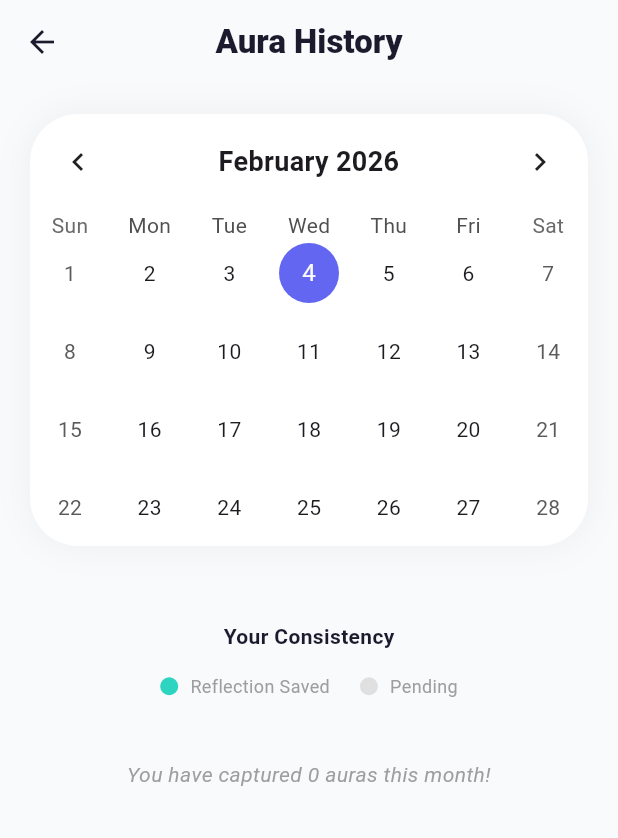
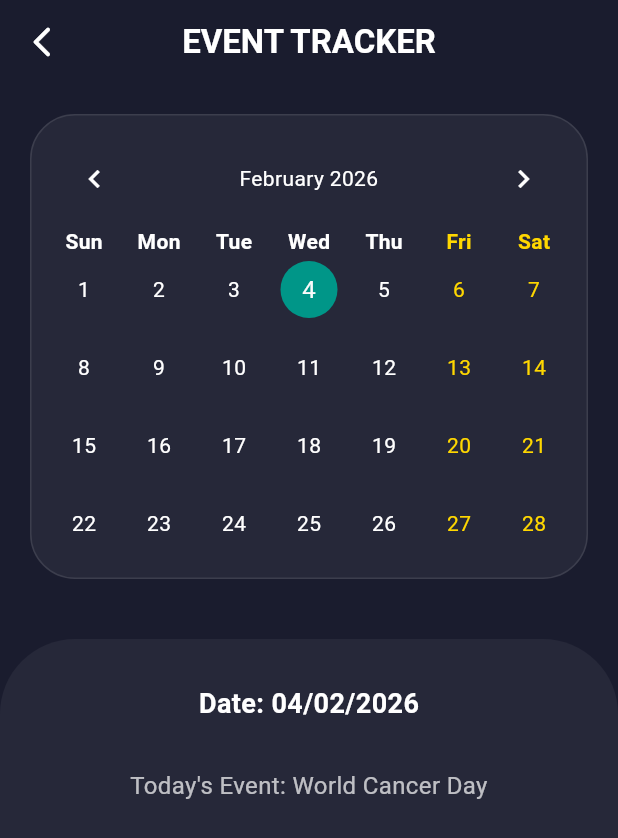
Before and after one commit to emon047/defence_project_G11, a Flutter app: the CalendarPage screen opened directly, on a phone screen of 412 x 824 dp. Shown: the top 838 px of the screen. Run offline on Flutter 3.47's test engine with Material 3 defaults, Android fonts, the phone set to English and light mode, and no system bars; drawn by our look-alikes of table_calendar; our stand-ins replace cloud_firestore, firebase_auth, firebase_core, google_fonts, google_maps_flutter; accounts and stored records are empty.

Commit message:
Updated our flutter project

```diff
--- a/lib/screens/calendar_page.dart
+++ b/lib/screens/calendar_page.dart
@@ -1,7 +1,6 @@
 import 'package:flutter/material.dart';
 import 'package:table_calendar/table_calendar.dart';
-import 'package:cloud_firestore/cloud_firestore.dart';
-import 'package:firebase_auth/firebase_auth.dart';
+import 'package:intl/intl.dart';
 import '../core/theme.dart';
 
 class CalendarPage extends StatefulWidget {
@@ -13,145 +12,147 @@ class CalendarPage extends StatefulWidget {
 
 class _CalendarPageState extends State<CalendarPage> {
   DateTime _focusedDay = DateTime.now();
-  DateTime? _selectedDay;
-  Map<DateTime, bool> _completedDays = {};
+  DateTime _selectedDay = DateTime.now();
 
-  @override
-  void initState() {
-    super.initState();
-    _selectedDay = _focusedDay;
-    _fetchCompletionData();
-  }
+  // --- COLORS ---
+  static const Color weekendColor = Color(0xFFFFD700); // Elegant Gold for Fri-Sat
+  static const Color weekdayColor = Colors.white;    // Pure White for Sun-Thu
 
-  // Purpose: Fetch days where the user actually completed a reflection
-  Future<void> _fetchCompletionData() async {
-    final user = FirebaseAuth.instance.currentUser;
-    if (user == null) return;
+  final Map<String, String> _holidayData = {
+    "1-1": "New Year's Day", "1-24": "International Day of Education",
+    "2-4": "World Cancer Day", "2-14": "Valentine's Day",
+    "3-8": "International Women's Day", "3-21": "World Poetry Day",
+    "4-1": "April Fool's Day", "4-22": "Earth Day",
+    "5-1": "International Labour Day", "5-31": "World No-Tobacco Day",
+    "6-5": "World Environment Day", "6-21": "International Yoga Day",
+    "7-17": "World Emoji Day", "7-30": "International Day of Friendship",
+    "8-12": "International Youth Day", "8-19": "World Photography Day",
+    "9-21": "International Day of Peace", "9-27": "World Tourism Day",
+    "10-16": "World Food Day", "10-31": "Halloween",
+    "11-13": "World Kindness Day", "11-19": "International Men's Day",
+    "12-10": "Human Rights Day", "12-25": "Christmas Day",
+    "12-31": "New Year's Eve",
+  };
 
-    final querySnapshot = await FirebaseFirestore.instance
-        .collection('nightly_reflections')
-        .where('userId', isEqualTo: user.uid)
-        .get();
+  String _getEventInfo(DateTime selected) {
+    String key = "${selected.month}-${selected.day}";
+    if (_holidayData.containsKey(key)) return "Today's Event: ${_holidayData[key]}";
 
-    Map<DateTime, bool> data = {};
-    for (var doc in querySnapshot.docs) {
-      Timestamp ts = doc['timestamp'];
-      DateTime date = ts.toDate();
-      // Normalize to midnight to match calendar comparison
-      DateTime normalized = DateTime(date.year, date.month, date.day);
-      data[normalized] = true;
+    DateTime checkDate = selected;
+    for (int i = 1; i <= 365; i++) {
+      checkDate = checkDate.add(const Duration(days: 1));
+      String nextKey = "${checkDate.month}-${checkDate.day}";
+      if (_holidayData.containsKey(nextKey)) {
+        String formattedNextDate = DateFormat('dd MMMM yyyy').format(checkDate);
+        return "No special event today. \nUpcoming: ${_holidayData[nextKey]} on $formattedNextDate";
+      }
     }
-
-    setState(() {
-      _completedDays = data;
-    });
+    return "No upcoming events found.";
   }
 
   @override
   Widget build(BuildContext context) {
+    const Color deepSpaceBg = Color.fromARGB(255, 26, 28, 46);
+
     return Scaffold(
-      backgroundColor: AppColors.bgGradientStart,
+      backgroundColor: deepSpaceBg,
       appBar: AppBar(
-        title: const Text("Aura History", style: TextStyle(fontWeight: FontWeight.w900, color: AppColors.spaceDark)),
-        centerTitle: true,
         backgroundColor: Colors.transparent,
         elevation: 0,
-        iconTheme: const IconThemeData(color: AppColors.spaceDark),
+        leading: IconButton(
+          icon: const Icon(Icons.arrow_back_ios_new_rounded, color: Colors.white),
+          onPressed: () => Navigator.pop(context),
+        ),
+        title: const Text("EVENT TRACKER", style: TextStyle(color: Colors.white, fontWeight: FontWeight.bold)),
+        centerTitle: true,
       ),
       body: Column(
         children: [
-          _buildCalendarCard(),
-          const SizedBox(height: 30),
-          _buildLegend(),
+          _buildCalendar(),
+          const SizedBox(height: 20),
+          Expanded(
+            child: Container(
+              width: double.infinity,
+              padding: const EdgeInsets.all(30),
+              decoration: BoxDecoration(
+                color: Colors.white.withOpacity(0.05),
+                borderRadius: const BorderRadius.vertical(top: Radius.circular(50)),
+              ),
+              child: Column(
+                children: [
+                  Text(
+                    "Date: ${DateFormat('dd/MM/yyyy').format(_selectedDay)}",
+                    style: const TextStyle(color: Colors.white, fontSize: 18, fontWeight: FontWeight.bold),
+                  ),
+                  const SizedBox(height: 30),
+                  Text(
+                    _getEventInfo(_selectedDay),
+                    textAlign: TextAlign.center,
+                    style: TextStyle(color: Colors.white.withOpacity(0.7), fontSize: 16, height: 1.5),
+                  ),
+                ],
+              ),
+            ),
+          ),
         ],
       ),
     );
   }
 
-  Widget _buildCalendarCard() {
+  Widget _buildCalendar() {
     return Container(
       margin: const EdgeInsets.all(20),
+      padding: const EdgeInsets.all(10),
       decoration: BoxDecoration(
-        color: Colors.white,
-        borderRadius: BorderRadius.circular(32),
-        boxShadow: [BoxShadow(color: Colors.black.withOpacity(0.05), blurRadius: 20)],
+        color: Colors.white.withOpacity(0.05),
+        borderRadius: BorderRadius.circular(30),
+        border: Border.all(color: Colors.white.withOpacity(0.1)),
       ),
       child: TableCalendar(
         firstDay: DateTime.utc(2024, 1, 1),
         lastDay: DateTime.utc(2030, 12, 31),
         focusedDay: _focusedDay,
         selectedDayPredicate: (day) => isSameDay(_selectedDay, day),
-        onDaySelected: (selectedDay, focusedDay) {
-          setState(() {
-            _selectedDay = selectedDay;
-            _focusedDay = focusedDay;
-          });
-        },
-        calendarStyle: CalendarStyle(
-          todayDecoration: BoxDecoration(color: AppColors.deepPurple.withOpacity(0.2), shape: BoxShape.circle),
-          selectedDecoration: const BoxDecoration(color: AppColors.deepPurple, shape: BoxShape.circle),
-          markerDecoration: const BoxDecoration(color: AppColors.auroraTeal, shape: BoxShape.circle),
-        ),
-        // UNIQUE FEATURE: The Heatmap Logic
-        calendarBuilders: CalendarBuilders(
-          defaultBuilder: (context, day, focusedDay) {
-            DateTime normalized = DateTime(day.year, day.month, day.day);
-            if (_completedDays.containsKey(normalized)) {
-              return Container(
-                margin: const EdgeInsets.all(6),
-                alignment: Alignment.center,
-                decoration: const BoxDecoration(
-                  gradient: AppColors.auraGradient, // Using your theme's gradient
-                  shape: BoxShape.circle,
-                ),
-                child: Text("${day.day}", style: const TextStyle(color: Colors.white, fontWeight: FontWeight.bold)),
-              );
-            }
-            return null;
-          },
-        ),
+        onDaySelected: (sel, foc) => setState(() { _selectedDay = sel; _focusedDay = foc; }),
         headerStyle: const HeaderStyle(
           formatButtonVisible: false,
           titleCentered: true,
-          titleTextStyle: TextStyle(fontWeight: FontWeight.bold, fontSize: 18),
+          titleTextStyle: TextStyle(color: Colors.white),
+          leftChevronIcon: Icon(Icons.chevron_left, color: Colors.white),
+          rightChevronIcon: Icon(Icons.chevron_right, color: Colors.white),
+        ),
+
+        // --- THE UNIQUE COLOR LOGIC ---
+        calendarBuilders: CalendarBuilders(
+          // Colors the Day Labels (Mon, Tue, Wed...)
+          dowBuilder: (context, day) {
+            bool isWeekend = day.weekday == DateTime.friday || day.weekday == DateTime.saturday;
+            return Center(
+              child: Text(
+                DateFormat.E().format(day),
+                style: TextStyle(color: isWeekend ? weekendColor : weekdayColor, fontWeight: FontWeight.bold),
+              ),
+            );
+          },
+          // Colors the Date Numbers (1, 2, 3...)
+          defaultBuilder: (context, day, focusedDay) {
+            bool isWeekend = day.weekday == DateTime.friday || day.weekday == DateTime.saturday;
+            return Center(
+              child: Text(
+                '${day.day}',
+                style: TextStyle(color: isWeekend ? weekendColor : weekdayColor),
+              ),
+            );
+          },
+        ),
+
+        calendarStyle: CalendarStyle(
+          // Today and Selected remain teal for clarity
+          todayDecoration: BoxDecoration(color: Colors.teal.withOpacity(0.3), shape: BoxShape.circle),
+          selectedDecoration: const BoxDecoration(color: Colors.teal, shape: BoxShape.circle),
+          outsideDaysVisible: false,
         ),
       ),
     );
   }
-
-  Widget _buildLegend() {
-    return Padding(
-      padding: const EdgeInsets.symmetric(horizontal: 40),
-      child: Column(
-        children: [
-          const Text("Your Consistency", style: TextStyle(fontWeight: FontWeight.bold, color: AppColors.spaceDark)),
-          const SizedBox(height: 15),
-          Row(
-            mainAxisAlignment: MainAxisAlignment.center,
-            children: [
-              _legendItem(AppColors.auroraTeal, "Reflection Saved"),
-              const SizedBox(width: 20),
-              _legendItem(Colors.grey.shade300, "Pending"),
-            ],
-          ),
-          const SizedBox(height: 40),
-          Text(
-            "You have captured ${_completedDays.length} auras this month!",
-            textAlign: TextAlign.center,
-            style: const TextStyle(color: Colors.grey, fontStyle: FontStyle.italic),
-          ),
-        ],
-      ),
-    );
-  }
-
-  Widget _legendItem(Color color, String text) {
-    return Row(
-      children: [
-        Container(width: 12, height: 12, decoration: BoxDecoration(color: color, shape: BoxShape.circle)),
-        const SizedBox(width: 8),
-        Text(text, style: const TextStyle(fontSize: 12, color: Colors.grey)),
-      ],
-    );
-  }
 }
--- a/lib/screens/calm_mode_page.dart
+++ b/lib/screens/calm_mode_page.dart
@@ -129,7 +129,7 @@ class _CalmModePageState extends State<CalmModePage> with SingleTickerProviderSt
                           Container(
                             width: 150 * _scaleAnimation.value,
                             height: 150 * _scaleAnimation.value,
-                            decoration: BoxDecoration(
+                            decoration: const BoxDecoration(
                               shape: BoxShape.circle,
                               gradient: AppColors.auraGradient,
                             ),
```
Also changed, not shown: lib/screens/home_screen.dart (+11 -8 lines), lib/screens/nightfall.dart (added, +257 -0 lines), lib/screens/profile_page.dart (+22 -36 lines), lib/screens/timeline_page.dart (deleted, +0 -191 lines).
